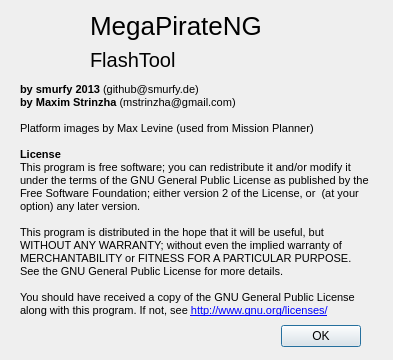
The window that client-side/aboutdialog.ui (MegaPirateNG/FlashTool) describes before a commit, drawn with Qt 5.
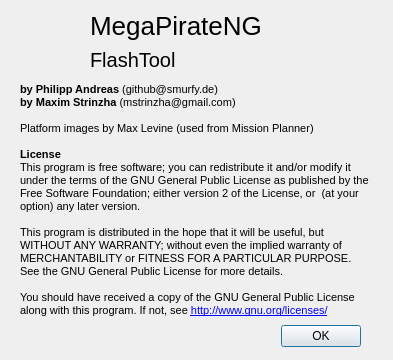
The same window after the commit. Icons and pictures are not drawn.

Commit message: Changed layout a bit

Patch:
```diff
--- a/client-side/aboutdialog.ui
+++ b/client-side/aboutdialog.ui
@@ -109,18 +109,18 @@
     <string>&lt;!DOCTYPE HTML PUBLIC &quot;-//W3C//DTD HTML 4.0//EN&quot; &quot;http://www.w3.org/TR/REC-html40/strict.dtd&quot;&gt;
 &lt;html&gt;&lt;head&gt;&lt;meta name=&quot;qrichtext&quot; content=&quot;1&quot; /&gt;&lt;style type=&quot;text/css&quot;&gt;
 p, li { white-space: pre-wrap; }
-&lt;/style&gt;&lt;/head&gt;&lt;body style=&quot; font-family:'Lucida Grande'; font-size:13pt; font-weight:400; font-style:normal;&quot;&gt;
-&lt;p style=&quot; margin-top:0px; margin-bottom:0px; margin-left:0px; margin-right:0px; -qt-block-indent:0; text-indent:0px;&quot;&gt;&lt;span style=&quot; font-family:'MS Shell Dlg 2'; font-size:8pt; font-weight:600;&quot;&gt;by smurfy 2013 &lt;/span&gt;&lt;span style=&quot; font-family:'MS Shell Dlg 2'; font-size:8pt;&quot;&gt;(github@smurfy.de)&lt;/span&gt;&lt;/p&gt;
-&lt;p style=&quot; margin-top:0px; margin-bottom:0px; margin-left:0px; margin-right:0px; -qt-block-indent:0; text-indent:0px;&quot;&gt;&lt;span style=&quot; font-family:'MS Shell Dlg 2'; font-size:8pt; font-weight:600;&quot;&gt;by Maxim Strinzha &lt;/span&gt;&lt;span style=&quot; font-family:'MS Shell Dlg 2'; font-size:8pt;&quot;&gt;(mstrinzha@gmail.com)&lt;/span&gt;&lt;/p&gt;
-&lt;p style=&quot;-qt-paragraph-type:empty; margin-top:0px; margin-bottom:0px; margin-left:0px; margin-right:0px; -qt-block-indent:0; text-indent:0px; font-family:'MS Shell Dlg 2'; font-size:8pt;&quot;&gt;&lt;br /&gt;&lt;/p&gt;
-&lt;p style=&quot; margin-top:0px; margin-bottom:0px; margin-left:0px; margin-right:0px; -qt-block-indent:0; text-indent:0px;&quot;&gt;&lt;span style=&quot; font-family:'MS Shell Dlg 2'; font-size:8pt;&quot;&gt;Platform images by Max Levine (used from Mission Planner)&lt;/span&gt;&lt;/p&gt;
-&lt;p style=&quot;-qt-paragraph-type:empty; margin-top:0px; margin-bottom:0px; margin-left:0px; margin-right:0px; -qt-block-indent:0; text-indent:0px; font-family:'MS Shell Dlg 2'; font-size:8pt;&quot;&gt;&lt;br /&gt;&lt;/p&gt;
-&lt;p style=&quot; margin-top:0px; margin-bottom:0px; margin-left:0px; margin-right:0px; -qt-block-indent:0; text-indent:0px;&quot;&gt;&lt;span style=&quot; font-family:'MS Shell Dlg 2'; font-size:8pt; font-weight:600;&quot;&gt;License&lt;/span&gt;&lt;/p&gt;
-&lt;p style=&quot; margin-top:0px; margin-bottom:0px; margin-left:0px; margin-right:0px; -qt-block-indent:0; text-indent:0px;&quot;&gt;&lt;span style=&quot; font-family:'MS Shell Dlg 2'; font-size:8pt;&quot;&gt;This program is free software; you can redistribute it and/or modify it under the terms of the GNU General Public License as published by the Free Software Foundation; either version 2 of the License, or  (at your option) any later version.&lt;/span&gt;&lt;/p&gt;
-&lt;p style=&quot;-qt-paragraph-type:empty; margin-top:0px; margin-bottom:0px; margin-left:0px; margin-right:0px; -qt-block-indent:0; text-indent:0px; font-family:'MS Shell Dlg 2'; font-size:8pt;&quot;&gt;&lt;br /&gt;&lt;/p&gt;
-&lt;p style=&quot; margin-top:0px; margin-bottom:0px; margin-left:0px; margin-right:0px; -qt-block-indent:0; text-indent:0px;&quot;&gt;&lt;span style=&quot; font-family:'MS Shell Dlg 2'; font-size:8pt;&quot;&gt;This program is distributed in the hope that it will be useful, but WITHOUT ANY WARRANTY; without even the implied warranty of  MERCHANTABILITY or FITNESS FOR A PARTICULAR PURPOSE. See the GNU General Public License for more details.&lt;/span&gt;&lt;/p&gt;
-&lt;p style=&quot;-qt-paragraph-type:empty; margin-top:0px; margin-bottom:0px; margin-left:0px; margin-right:0px; -qt-block-indent:0; text-indent:0px; font-family:'MS Shell Dlg 2'; font-size:8pt;&quot;&gt;&lt;br /&gt;&lt;/p&gt;
-&lt;p style=&quot; margin-top:0px; margin-bottom:0px; margin-left:0px; margin-right:0px; -qt-block-indent:0; text-indent:0px;&quot;&gt;&lt;span style=&quot; font-family:'MS Shell Dlg 2'; font-size:8pt;&quot;&gt;You should have received a copy of the GNU General Public License along with this program. If not, see &lt;/span&gt;&lt;a href=&quot;http://www.gnu.org/licenses/&quot;&gt;&lt;span style=&quot; font-family:'MS Shell Dlg 2'; font-size:8pt; text-decoration: underline; color:#0000ff;&quot;&gt;http://www.gnu.org/licenses/&lt;/span&gt;&lt;/a&gt;&lt;/p&gt;&lt;/body&gt;&lt;/html&gt;</string>
+&lt;/style&gt;&lt;/head&gt;&lt;body style=&quot; font-family:'MS Shell Dlg 2'; font-size:8pt; font-weight:400; font-style:normal;&quot;&gt;
+&lt;p style=&quot; margin-top:0px; margin-bottom:0px; margin-left:0px; margin-right:0px; -qt-block-indent:0; text-indent:0px;&quot;&gt;&lt;span style=&quot; font-weight:600;&quot;&gt;by Philipp Andreas &lt;/span&gt;(github@smurfy.de)&lt;/p&gt;
+&lt;p style=&quot; margin-top:0px; margin-bottom:0px; margin-left:0px; margin-right:0px; -qt-block-indent:0; text-indent:0px;&quot;&gt;&lt;span style=&quot; font-weight:600;&quot;&gt;by Maxim Strinzha &lt;/span&gt;(mstrinzha@gmail.com)&lt;/p&gt;
+&lt;p style=&quot;-qt-paragraph-type:empty; margin-top:0px; margin-bottom:0px; margin-left:0px; margin-right:0px; -qt-block-indent:0; text-indent:0px;&quot;&gt;&lt;br /&gt;&lt;/p&gt;
+&lt;p style=&quot; margin-top:0px; margin-bottom:0px; margin-left:0px; margin-right:0px; -qt-block-indent:0; text-indent:0px;&quot;&gt;Platform images by Max Levine (used from Mission Planner)&lt;/p&gt;
+&lt;p style=&quot;-qt-paragraph-type:empty; margin-top:0px; margin-bottom:0px; margin-left:0px; margin-right:0px; -qt-block-indent:0; text-indent:0px;&quot;&gt;&lt;br /&gt;&lt;/p&gt;
+&lt;p style=&quot; margin-top:0px; margin-bottom:0px; margin-left:0px; margin-right:0px; -qt-block-indent:0; text-indent:0px;&quot;&gt;&lt;span style=&quot; font-weight:600;&quot;&gt;License&lt;/span&gt;&lt;/p&gt;
+&lt;p style=&quot; margin-top:0px; margin-bottom:0px; margin-left:0px; margin-right:0px; -qt-block-indent:0; text-indent:0px;&quot;&gt;This program is free software; you can redistribute it and/or modify it under the terms of the GNU General Public License as published by the Free Software Foundation; either version 2 of the License, or  (at your option) any later version.&lt;/p&gt;
+&lt;p style=&quot;-qt-paragraph-type:empty; margin-top:0px; margin-bottom:0px; margin-left:0px; margin-right:0px; -qt-block-indent:0; text-indent:0px;&quot;&gt;&lt;br /&gt;&lt;/p&gt;
+&lt;p style=&quot; margin-top:0px; margin-bottom:0px; margin-left:0px; margin-right:0px; -qt-block-indent:0; text-indent:0px;&quot;&gt;This program is distributed in the hope that it will be useful, but WITHOUT ANY WARRANTY; without even the implied warranty of  MERCHANTABILITY or FITNESS FOR A PARTICULAR PURPOSE. See the GNU General Public License for more details.&lt;/p&gt;
+&lt;p style=&quot;-qt-paragraph-type:empty; margin-top:0px; margin-bottom:0px; margin-left:0px; margin-right:0px; -qt-block-indent:0; text-indent:0px;&quot;&gt;&lt;br /&gt;&lt;/p&gt;
+&lt;p style=&quot; margin-top:0px; margin-bottom:0px; margin-left:0px; margin-right:0px; -qt-block-indent:0; text-indent:0px;&quot;&gt;You should have received a copy of the GNU General Public License along with this program. If not, see &lt;a href=&quot;http://www.gnu.org/licenses/&quot;&gt;&lt;span style=&quot; text-decoration: underline; color:#0000ff;&quot;&gt;http://www.gnu.org/licenses/&lt;/span&gt;&lt;/a&gt;&lt;/p&gt;&lt;/body&gt;&lt;/html&gt;</string>
    </property>
    <property name="textFormat">
     <enum>Qt::RichText</enum>
```
The commit also changes 1 other file.
